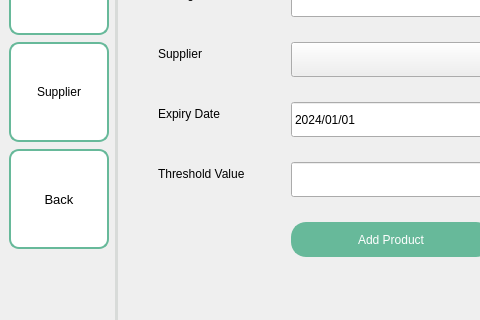
Before: the Qt Designer form screens/ui/admin_ui/admin_inventory/inventoryAddProduct.ui in sehae/POS-with-Inventory-System, drawn with Qt 5; both pictures show x 0 to 480 and y 420 to 740 of the 800 by 740 pixel window.
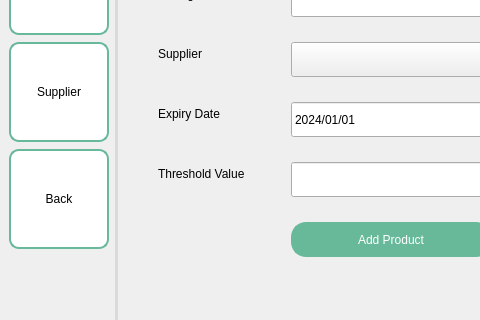
After: the same form once the commit is applied. Icons and pictures are not drawn.

```diff
--- a/screens/ui/admin_ui/admin_inventory/inventoryAddProduct.ui
+++ b/screens/ui/admin_ui/admin_inventory/inventoryAddProduct.ui
@@ -258,7 +258,7 @@
             </property>
             <property name="font">
              <font>
-              <pointsize>10</pointsize>
+              <pointsize>9</pointsize>
              </font>
             </property>
             <property name="styleSheet">
```
Left out of the diff: 4 changed lines with no effect on the pictures.
